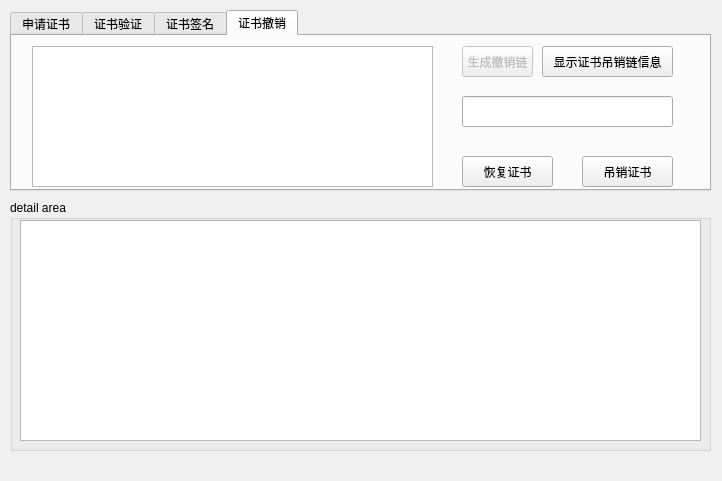
Before: the Qt Designer form mainwindow.ui in zengrx/openssl_ca, drawn with Qt 5.
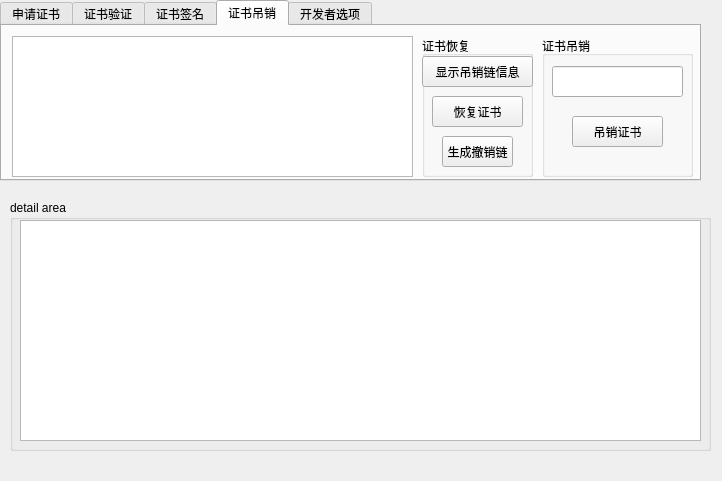
After: the same form once the commit is applied. The open tabs and pages were chosen to show the change.

```diff
--- a/mainwindow.ui
+++ b/mainwindow.ui
@@ -46,8 +46,8 @@
    <widget class="QTabWidget" name="tabWidget">
     <property name="geometry">
      <rect>
-      <x>10</x>
-      <y>10</y>
+      <x>0</x>
+      <y>0</y>
       <width>701</width>
       <height>181</height>
      </rect>
@@ -542,84 +542,144 @@
     </widget>
     <widget class="QWidget" name="tab_4">
      <attribute name="title">
-      <string>证书撤销</string>
+      <string>证书吊销</string>
      </attribute>
-     <widget class="QPushButton" name="pushButton_4">
-      <property name="geometry">
-       <rect>
-        <x>570</x>
-        <y>120</y>
-        <width>91</width>
-        <height>31</height>
-       </rect>
-      </property>
-      <property name="text">
-       <string>吊销证书</string>
-      </property>
-     </widget>
      <widget class="QListWidget" name="listWidget">
       <property name="geometry">
        <rect>
-        <x>20</x>
+        <x>10</x>
         <y>10</y>
         <width>401</width>
         <height>141</height>
        </rect>
       </property>
      </widget>
-     <widget class="QLineEdit" name="lineEdit_9">
+     <widget class="QGroupBox" name="groupBox_6">
       <property name="geometry">
        <rect>
-        <x>450</x>
-        <y>60</y>
-        <width>211</width>
-        <height>31</height>
+        <x>420</x>
+        <y>10</y>
+        <width>111</width>
+        <height>141</height>
        </rect>
       </property>
-      <property name="text">
-       <string/>
+      <property name="title">
+       <string>证书恢复</string>
       </property>
+      <widget class="QPushButton" name="pushButton_9">
+       <property name="geometry">
+        <rect>
+         <x>10</x>
+         <y>60</y>
+         <width>91</width>
+         <height>31</height>
+        </rect>
+       </property>
+       <property name="text">
+        <string>恢复证书</string>
+       </property>
+      </widget>
+      <widget class="QPushButton" name="pushButton_3">
+       <property name="enabled">
+        <bool>true</bool>
+       </property>
+       <property name="geometry">
+        <rect>
+         <x>20</x>
+         <y>100</y>
+         <width>71</width>
+         <height>31</height>
+        </rect>
+       </property>
+       <property name="text">
+        <string>生成撤销链</string>
+       </property>
+      </widget>
+      <widget class="QPushButton" name="pushButton_6">
+       <property name="enabled">
+        <bool>true</bool>
+       </property>
+       <property name="geometry">
+        <rect>
+         <x>0</x>
+         <y>20</y>
+         <width>111</width>
+         <height>31</height>
+        </rect>
+       </property>
+       <property name="text">
+        <string>显示吊销链信息</string>
+       </property>
+      </widget>
      </widget>
-     <widget class="QPushButton" name="pushButton_3">
-      <property name="enabled">
-       <bool>false</bool>
-      </property>
+     <widget class="QGroupBox" name="groupBox_7">
       <property name="geometry">
        <rect>
-        <x>450</x>
+        <x>540</x>
         <y>10</y>
-        <width>71</width>
-        <height>31</height>
+        <width>151</width>
+        <height>141</height>
        </rect>
       </property>
-      <property name="text">
-       <string>生成撤销链</string>
+      <property name="title">
+       <string>证书吊销</string>
       </property>
+      <widget class="QLineEdit" name="lineEdit_9">
+       <property name="geometry">
+        <rect>
+         <x>10</x>
+         <y>30</y>
+         <width>131</width>
+         <height>31</height>
+        </rect>
+       </property>
+       <property name="text">
+        <string/>
+       </property>
+      </widget>
+      <widget class="QPushButton" name="pushButton_4">
+       <property name="geometry">
+        <rect>
+         <x>30</x>
+         <y>80</y>
+         <width>91</width>
+         <height>31</height>
+        </rect>
+       </property>
+       <property name="text">
+        <string>吊销证书</string>
+       </property>
+      </widget>
      </widget>
-     <widget class="QPushButton" name="pushButton_6">
+    </widget>
+    <widget class="QWidget" name="tab_5">
+     <attribute name="title">
+      <string>开发者选项</string>
+     </attribute>
+     <widget class="QPushButton" name="pushButton_13">
       <property name="geometry">
        <rect>
-        <x>530</x>
-        <y>10</y>
-        <width>131</width>
+        <x>360</x>
+        <y>50</y>
+        <width>75</width>
         <height>31</height>
        </rect>
       </property>
       <property name="text">
-       <string>显示证书吊销链信息</string>
+       <string>关闭</string>
       </property>
      </widget>
-     <widget class="QPushButton" name="pushButton_9">
+     <widget class="QPushButton" name="pushButton_12">
       <property name="geometry">
        <rect>
-        <x>450</x>
-        <y>120</y>
-        <width>91</width>
+        <x>250</x>
+        <y>50</y>
+        <width>75</width>
         <height>31</height>
        </rect>
       </property>
       <property name="text">
-       <string>恢复证书</string>
+       <string>开启</string>
       </property>
      </widget>
     </widget>
```
Left out of the diff: 110 changed lines with no effect on the pictures.
